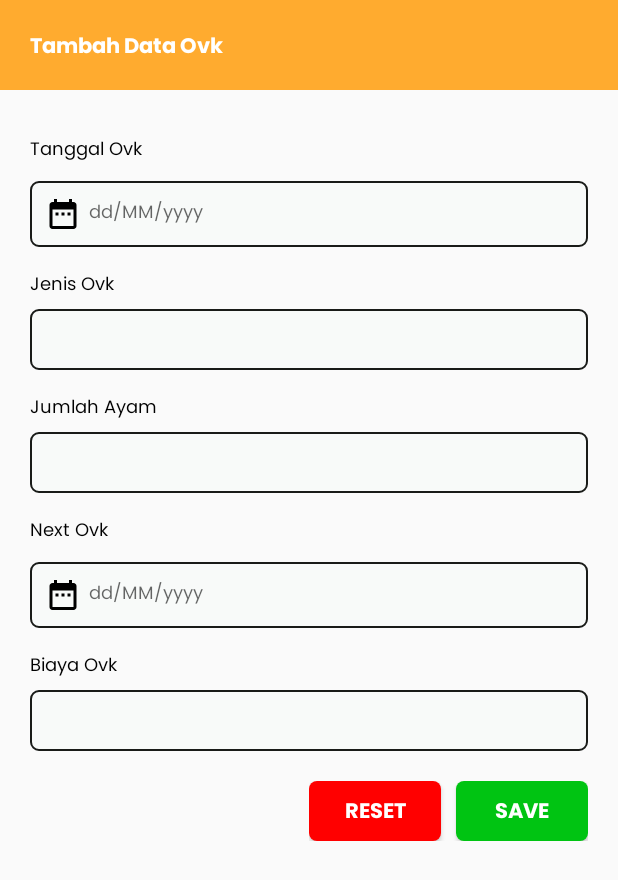
After one commit to aishandavaniaa/pitik, an Android app: the AddDataOvkActivity screen opened directly, with no data from a screen before it, on a phone screen of 412 x 824 dp. The commit adds this screen. Shown: the top 880 px of the screen. Run offline under Robolectric (Android 15) with nearby library versions, the phone set to English and light mode, and no system bars.

Commit message:
add data ovk

```diff
--- /dev/null
+++ b/app/src/main/java/com/example/user/navigationdrawersample/AddDataOvkActivity.java
@@ -0,0 +1,160 @@
+package com.example.user.navigationdrawersample;
+
+import android.app.DatePickerDialog;
+import android.graphics.Color;
+import android.graphics.drawable.ColorDrawable;
+import android.support.v7.app.AppCompatActivity;
+import android.os.Bundle;
+import android.util.Log;
+import android.view.View;
+import android.widget.Button;
+import android.widget.DatePicker;
+import android.widget.TextView;
+import android.widget.Toast;
+
+import com.example.user.navigationdrawersample.Auth.ApiServices;
+import com.example.user.navigationdrawersample.Model.DataAyam;
+import com.example.user.navigationdrawersample.Model.DataOvk;
+
+import org.json.JSONObject;
+
+import java.text.ParseException;
+import java.text.SimpleDateFormat;
+import java.util.Calendar;
+import java.util.Date;
+import java.util.List;
+import java.util.Locale;
+
+public class AddDataOvkActivity extends AppCompatActivity {
+    TextView tv_tanggalovk,tv_jumlah_ayam, tv_jenis_ovk,tv_next_ovk, tv_biaya_ovk;
+    Button reset,save;
+    private DatePickerDialog.OnDateSetListener mDate;
+    private DatePickerDialog.OnDateSetListener mDate2;
+    String formattedDate = "";
+    String formattedDate2 = "";
+    @Override
+    protected void onCreate(Bundle savedInstanceState) {
+        super.onCreate(savedInstanceState);
+        setContentView(R.layout.activity_add_data_ovk);
+        tv_tanggalovk = findViewById(R.id.tanggalovk);
+        tv_jenis_ovk = findViewById(R.id.jenisovk);
+        tv_jumlah_ayam = findViewById(R.id.jumlahayam);
+        tv_next_ovk = findViewById(R.id.nextovk);
+        tv_biaya_ovk = findViewById(R.id.biayaovk);
+        save = findViewById(R.id.save);
+        reset = findViewById(R.id.reset);
+
+        tv_tanggalovk.setOnClickListener(new View.OnClickListener() {
+            @Override
+            public void onClick(View view) {
+                Calendar calendar = Calendar.getInstance();
+                int year = calendar.get(Calendar.YEAR);
+                int month = calendar.get(Calendar.MONTH);
+                int day = calendar.get(Calendar.DAY_OF_MONTH);
+
+                DatePickerDialog dialog = new DatePickerDialog(AddDataOvkActivity.this,android.R.style.Theme_Material_Light_Dialog_MinWidth,
+                        mDate, year,month,day);
+                dialog.getWindow().setBackgroundDrawable(new ColorDrawable(Color.WHITE));
+                dialog.show();
+            }
+        });
+        tv_next_ovk.setOnClickListener(new View.OnClickListener() {
+            @Override
+            public void onClick(View view) {
+                Calendar calendar = Calendar.getInstance();
+                int year = calendar.get(Calendar.YEAR);
+                int month = calendar.get(Calendar.MONTH);
+                int day = calendar.get(Calendar.DAY_OF_MONTH);
+
+                DatePickerDialog dialog = new DatePickerDialog(AddDataOvkActivity.this,android.R.style.Theme_Material_Light_Dialog_MinWidth,
+                        mDate, year,month,day);
+                dialog.getWindow().setBackgroundDrawable(new ColorDrawable(Color.WHITE));
+                dialog.show();
+            }
+        });
+        mDate = new DatePickerDialog.OnDateSetListener() {
+            @Override
+            public void onDateSet(DatePicker view, int year, int month, int dayOfMonth) {
+
+                Calendar selectedDate = Calendar.getInstance();
+                selectedDate.set(year, month, dayOfMonth);
+
+                SimpleDateFormat dateFormat = new SimpleDateFormat("dd MMMM yyyy", Locale.getDefault());
+                formattedDate = dateFormat.format(selectedDate.getTime());
+
+                tv_tanggalovk.setText(formattedDate);
+            }
+        };
+        mDate2 = new DatePickerDialog.OnDateSetListener() {
+            @Override
+            public void onDateSet(DatePicker view, int year, int month, int dayOfMonth) {
+
+                Calendar selectedDate = Calendar.getInstance();
+                selectedDate.set(year, month, dayOfMonth);
+
+                SimpleDateFormat dateFormat = new SimpleDateFormat("dd MMMM yyyy", Locale.getDefault());
+                formattedDate2 = dateFormat.format(selectedDate.getTime());
+
+                tv_next_ovk.setText(formattedDate2);
+            }
+        };
+        reset.setOnClickListener(new View.OnClickListener() {
+            @Override
+            public void onClick(View view) {
+                tv_tanggalovk.setText("");
+                tv_jenis_ovk.setText("");
+                tv_jumlah_ayam.setText("");
+                tv_biaya_ovk.setText("");
+                tv_next_ovk.setText("");
+            }
+        });
+        save.setOnClickListener(new View.OnClickListener() {
+            @Override
+            public void onClick(View view) {
+                SimpleDateFormat dateFormat = new SimpleDateFormat("dd MMMM yyyy", Locale.getDefault());
+                try {
+                    Date date = dateFormat.parse(formattedDate);
+                    Date date2 = dateFormat.parse(formattedDate2);
+                    SimpleDateFormat outputFormat = new SimpleDateFormat("yyyy-MM-dd", Locale.getDefault());
+                    String new_tanggalovk = outputFormat.format(date);
+                    String new_jenisovk = tv_jenis_ovk.getText().toString().trim();
+                    String new_jumlahayam = tv_jumlah_ayam.getText().toString().trim();
+                    String new_nextovk = outputFormat.format(date2);
+                    String new_biayaovk = tv_biaya_ovk.getText().toString().trim();
+
+                    ApiServices.createDataOvk(getApplicationContext(), new_tanggalovk, new_jenisovk, new_jumlahayam, new_nextovk, new_biayaovk, new ApiServices.CreateDataOvkResponseListener() {
+                        @Override
+                        public void onSuccess(JSONObject response) {
+                            Toast.makeText(AddDataOvkActivity.this, "Berhasil menambah data ovk", Toast.LENGTH_SHORT).show();
+                            tv_tanggalovk.setText("");
+                            tv_jenis_ovk.setText("");
+                            tv_jumlah_ayam.setText("");
+                            tv_biaya_ovk.setText("");
+                            tv_next_ovk.setText("");
+                            ApiServices.readDataOvk(getApplicationContext(), new ApiServices.DataOvkResponseListener() {
+                                @Override
+                                public void onSuccess(List<DataOvk> dataOvkList) {
+                                    onBackPressed();
+                                }
+
+                                @Override
+                                public void onError(String message) {
+                                    Log.e("error", message);
+                                }
+                            });
+
+                        }
+
+                        @Override
+                        public void onError(String message) {
+                            Toast.makeText(AddDataOvkActivity.this, "Gagal menambah data ayam", Toast.LENGTH_SHORT).show();
+                        }
+                    });
+                } catch (ParseException e) {
+                    e.printStackTrace();
+                }
+            }
+        });
+
+    }
+}
--- a/app/src/main/java/com/example/user/navigationdrawersample/MainActivity.java
+++ b/app/src/main/java/com/example/user/navigationdrawersample/MainActivity.java
@@ -16,6 +16,7 @@ import android.widget.FrameLayout;
 import android.widget.Toast;
 
 import com.example.user.navigationdrawersample.fragment.DataAyamFragment;
+import com.example.user.navigationdrawersample.fragment.DataOvkFragment;
 import com.example.user.navigationdrawersample.fragment.DataPakanFragment;
 
 public class MainActivity extends AppCompatActivity implements NavigationView.OnNavigationItemSelectedListener {
@@ -108,7 +109,8 @@ public class MainActivity extends AppCompatActivity implements NavigationView.On
                 closeDrawer();
                 break;
             case R.id.nav_notebooks_id:
-                getSupportFragmentManager().beginTransaction().replace(R.id.framelayout_id,new NotebooksFragment())
+                getSupportFragmentManager().beginTransaction().replace(R.id.framelayout_id,new DataOvkFragment())
+                        .addToBackStack(null)
                         .commit();
                 closeDrawer();
                 break;
--- a/app/src/main/java/com/example/user/navigationdrawersample/fragment/DataOvkFragment.java
+++ b/app/src/main/java/com/example/user/navigationdrawersample/fragment/DataOvkFragment.java
@@ -23,6 +23,7 @@ import android.widget.TextView;
 import android.widget.Toast;
 
 import com.example.user.navigationdrawersample.AddDataAyamActivity;
+import com.example.user.navigationdrawersample.AddDataOvkActivity;
 import com.example.user.navigationdrawersample.Auth.ApiServices;
 import com.example.user.navigationdrawersample.EditDataAyamActivity;
 import com.example.user.navigationdrawersample.Model.DataAyam;
@@ -100,6 +101,13 @@ public class DataOvkFragment extends Fragment {
             @Override
             public void onRefresh() {
                 loadData();
+            }
+        });
+        add.setOnClickListener(new View.OnClickListener() {
+            @Override
+            public void onClick(View view) {
+                Intent i = new Intent(getContext(), AddDataOvkActivity.class);
+                startActivity(i);
             }
         });
         loadData();
--- a/app/src/main/res/drawable-v24/round3.xml
+++ b/app/src/main/res/drawable-v24/round3.xml
@@ -5,7 +5,7 @@
     android:padding="10dp">
     <gradient android:angle="270"
         android:endColor="#FFFFFF" android:startColor="#FFFFFF" />
-    <stroke android:width="2dp" android:color="#191B18" />
+    <stroke android:width="1dp" android:color="#191B18" />
 
     <solid android:color="#F8FAF9"/>
     <corners
--- a/app/src/main/res/drawable/round3.xml
+++ b/app/src/main/res/drawable/round3.xml
@@ -5,7 +5,7 @@
     android:padding="10dp">
     <gradient android:angle="270"
         android:endColor="#FFFFFF" android:startColor="#FFFFFF" />
-    <stroke android:width="2dp" android:color="#191B18" />
+    <stroke android:width="1dp" android:color="#191B18" />
 
     <solid android:color="#F8FAF9"/>
     <corners
--- /dev/null
+++ b/app/src/main/res/layout/activity_add_data_ovk.xml
@@ -0,0 +1,180 @@
+<?xml version="1.0" encoding="utf-8"?>
+<FrameLayout xmlns:android="http://schemas.android.com/apk/res/android"
+    android:layout_width="match_parent" android:layout_height="match_parent"
+    xmlns:tools="http://schemas.android.com/tools"
+    tools:context=".AddDataOvkActivity">
+
+    <FrameLayout
+        android:layout_width="match_parent"
+        android:layout_height="60dp"
+        android:background="@color/yellow">
+        <TextView
+            android:layout_width="wrap_content"
+            android:layout_height="wrap_content"
+            android:textColor="@color/white"
+            android:layout_marginTop="2dp"
+            android:layout_gravity="center|start"
+            android:layout_marginStart="20dp"
+            android:fontFamily="@font/poppinsbold"
+            android:textSize="14sp"
+            android:text="Tambah Data Ovk"/>
+    </FrameLayout>
+    <LinearLayout
+        android:layout_marginTop="50dp"
+        android:padding="20dp"
+        android:layout_width="match_parent"
+        android:layout_height="wrap_content"
+        android:orientation="vertical">
+        <TextView
+            android:id="@id/textView1"
+            android:layout_width="wrap_content"
+            android:layout_height="wrap_content"
+            android:layout_alignParentLeft="true"
+            android:layout_alignParentTop="true"
+            android:layout_marginTop="20dp"
+            android:textAlignment="center"
+            android:textSize="12sp"
+            android:textColor="@color/black"
+            android:fontFamily="@font/poppinsregular"
+            android:text="Tanggal Ovk"
+            />
+        <EditText
+            android:id="@+id/tanggalovk"
+            android:layout_width="match_parent"
+            android:layout_height="wrap_content"
+            android:layout_marginTop="10dp"
+            android:background="@drawable/round3"
+            android:drawableLeft="@drawable/ic_baseline_date_range_24"
+            android:drawablePadding="5dp"
+            android:hint="dd/MM/yyyy"
+            android:clickable="false"
+            android:focusable="false"
+            android:inputType="none"
+            android:fontFamily="@font/poppinsregular"
+            android:textSize="12sp"
+            android:padding="10dp">
+        </EditText>
+        <TextView
+            android:layout_width="wrap_content"
+            android:layout_height="wrap_content"
+            android:layout_below="@+id/editText1"
+            android:textAlignment="center"
+            android:layout_marginTop="15dp"
+            android:textSize="12sp"
+            android:textColor="@color/black"
+            android:fontFamily="@font/poppinsregular"
+            android:text="Jenis Ovk" />
+
+        <EditText
+            android:id="@+id/jenisovk"
+            android:layout_width="match_parent"
+            android:layout_height="wrap_content"
+            android:layout_marginTop="5dp"
+            android:background="@drawable/round3"
+            android:inputType="text"
+            android:textSize="12sp"
+            android:textColor="@color/black"
+            android:fontFamily="@font/poppinsregular"
+            android:maxLength="20"
+            android:padding="10dp" />
+
+        <TextView
+            android:id="@+id/textView3"
+            android:layout_width="wrap_content"
+            android:layout_height="wrap_content"
+            android:textAlignment="center"
+            android:textSize="12sp"
+            android:textColor="@color/black"
+            android:fontFamily="@font/poppinsregular"
+            android:layout_marginTop="15dp"
+            android:text="Jumlah Ayam" />
+        <EditText
+            android:id="@+id/jumlahayam"
+            android:layout_width="match_parent"
+            android:layout_height="wrap_content"
+            android:layout_marginTop="5dp"
+            android:inputType="number"
+            android:background="@drawable/round3"
+            android:textSize="12sp"
+            android:textColor="@color/black"
+            android:fontFamily="@font/poppinsregular"
+            android:padding="10dp" />
+        <TextView
+            android:layout_width="wrap_content"
+            android:layout_height="wrap_content"
+            android:textAlignment="center"
+            android:textSize="12sp"
+            android:textColor="@color/black"
+            android:fontFamily="@font/poppinsregular"
+            android:layout_marginTop="15dp"
+            android:text="Next Ovk" />
+        <EditText
+            android:id="@+id/nextovk"
+            android:layout_width="match_parent"
+            android:layout_height="wrap_content"
+            android:layout_marginTop="10dp"
+            android:background="@drawable/round3"
+            android:drawableLeft="@drawable/ic_baseline_date_range_24"
+            android:drawablePadding="5dp"
+            android:hint="dd/MM/yyyy"
+            android:clickable="false"
+            android:focusable="false"
+            android:inputType="none"
+            android:fontFamily="@font/poppinsregular"
+            android:textSize="12sp"
+            android:padding="10dp">
+        </EditText>
+        <TextView
+            android:layout_width="wrap_content"
+            android:layout_height="wrap_content"
+            android:textAlignment="center"
+            android:textSize="12sp"
+            android:textColor="@color/black"
+            android:fontFamily="@font/poppinsregular"
+            android:layout_marginTop="15dp"
+            android:text="Biaya Ovk" />
+        <EditText
+            android:id="@+id/biayaovk"
+            android:layout_width="match_parent"
+            android:layout_height="wrap_content"
+            android:layout_marginTop="5dp"
+            android:inputType="number"
+            android:background="@drawable/round3"
+            android:textSize="12sp"
+            android:textColor="@color/black"
+            android:fontFamily="@font/poppinsregular"
+            android:padding="10dp" />
+
+        <LinearLayout
+            android:layout_width="wrap_content"
+            android:layout_height="wrap_content"
+            android:orientation="horizontal"
+            android:layout_gravity="end"
+            android:layout_marginTop="20dp">
+
+            <Button
+                android:id="@+id/reset"
+                android:layout_width="wrap_content"
+                android:layout_height="40dp"
+                android:textAlignment="center"
+                android:paddingTop="2dp"
+                android:textColor="@color/white"
+                android:background="@drawable/button_red"
+                android:fontFamily="@font/poppinsbold"
+                android:text="Reset"
+                />
+
+            <Button
+                android:id="@+id/save"
+                android:background="@drawable/button_green"
+                android:layout_marginStart="10dp"
+                android:layout_width="wrap_content"
+                android:layout_height="40dp"
+                android:textAlignment="center"
+                android:paddingTop="2dp"
+                android:textColor="@color/white"
+                android:fontFamily="@font/poppinsbold"
+                android:text="SAVE" />
+        </LinearLayout>
+    </LinearLayout>
+</FrameLayout>
```
Also changed, not shown: app/src/main/AndroidManifest.xml (+8 -4 lines).
